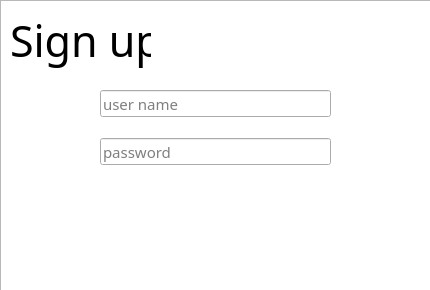
Above: 003_qt_loginInterface_test/src/signup.ui from aben20807/Qt_projects before the change. Below: the same form after it.
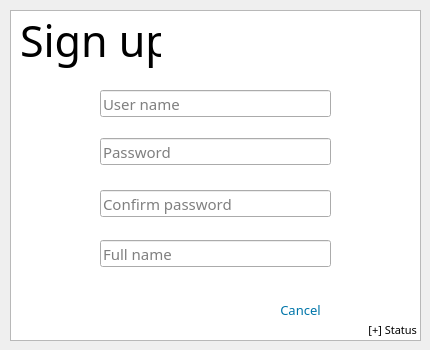
That is the form after the change. Icons and pictures are not drawn.

Patch:
```diff
--- a/003_qt_loginInterface_test/src/signup.ui
+++ b/003_qt_loginInterface_test/src/signup.ui
@@ -7,7 +7,7 @@
     <x>0</x>
     <y>0</y>
     <width>430</width>
-    <height>290</height>
+    <height>350</height>
    </rect>
   </property>
   <property name="windowTitle">
@@ -16,7 +16,7 @@
   <widget class="QLabel" name="label_logo">
    <property name="geometry">
     <rect>
-     <x>10</x>
+     <x>20</x>
      <y>10</y>
      <width>141</width>
      <height>61</height>
@@ -41,7 +41,7 @@
    <property name="geometry">
     <rect>
      <x>100</x>
-     <y>190</y>
+     <y>290</y>
      <width>75</width>
      <height>31</height>
     </rect>
@@ -94,7 +94,7 @@
     <enum>QLineEdit::Password</enum>
    </property>
    <property name="placeholderText">
-    <string>password</string>
+    <string>Password</string>
    </property>
   </widget>
   <widget class="QLineEdit" name="lE_userName">
@@ -113,27 +113,125 @@
     </font>
    </property>
    <property name="placeholderText">
-    <string>user name</string>
+    <string>User name</string>
    </property>
   </widget>
   <widget class="QGraphicsView" name="graphicsView">
    <property name="geometry">
     <rect>
-     <x>0</x>
-     <y>0</y>
-     <width>431</width>
-     <height>291</height>
+     <x>10</x>
+     <y>10</y>
+     <width>411</width>
+     <height>331</height>
     </rect>
    </property>
    <property name="cursor" stdset="0">
     <cursorShape>ArrowCursor</cursorShape>
    </property>
   </widget>
+  <widget class="QLineEdit" name="lE_password_conf">
+   <property name="geometry">
+    <rect>
+     <x>100</x>
+     <y>190</y>
+     <width>231</width>
+     <height>27</height>
+    </rect>
+   </property>
+   <property name="font">
+    <font>
+     <family>Noto Sans T Chinese Medium</family>
+     <pointsize>11</pointsize>
+    </font>
+   </property>
+   <property name="echoMode">
+    <enum>QLineEdit::Password</enum>
+   </property>
+   <property name="placeholderText">
+    <string>Confirm password</string>
+   </property>
+  </widget>
+  <widget class="QLineEdit" name="lE_fullName">
+   <property name="geometry">
+    <rect>
+     <x>100</x>
+     <y>240</y>
+     <width>231</width>
+     <height>27</height>
+    </rect>
+   </property>
+   <property name="font">
+    <font>
+     <family>Noto Sans T Chinese Medium</family>
+     <pointsize>11</pointsize>
+    </font>
+   </property>
+   <property name="placeholderText">
+    <string>Full name</string>
+   </property>
+  </widget>
+  <widget class="QPushButton" name="btn_cancel">
+   <property name="geometry">
+    <rect>
+     <x>270</x>
+     <y>300</y>
+     <width>61</width>
+     <height>20</height>
+    </rect>
+   </property>
+   <property name="font">
+    <font>
+     <family>Noto Sans T Chinese Medium</family>
+     <pointsize>10</pointsize>
+    </font>
+   </property>
+   <property name="cursor">
+    <cursorShape>PointingHandCursor</cursorShape>
+   </property>
+   <property name="styleSheet">
+    <string notr="true">#btn_cancel {
+	color: rgb(0, 117, 169);
+background-color: transparent;
+background: none;
+border: none;
+background-repeat: none;
+}</string>
+   </property>
+   <property name="text">
+    <string>Cancel</string>
+   </property>
+  </widget>
+  <widget class="QLabel" name="label_status">
+   <property name="geometry">
+    <rect>
+     <x>306</x>
+     <y>309</y>
+     <width>111</width>
+     <height>41</height>
+    </rect>
+   </property>
+   <property name="font">
+    <font>
+     <family>Noto Sans T Chinese Medium</family>
+     <pointsize>8</pointsize>
+    </font>
+   </property>
+   <property name="text">
+    <string>[+] Status</string>
+   </property>
+   <property name="alignment">
+    <set>Qt::AlignRight|Qt::AlignTrailing|Qt::AlignVCenter</set>
+   </property>
+  </widget>
   <zorder>graphicsView</zorder>
   <zorder>label_logo</zorder>
   <zorder>btn_signUp_conf</zorder>
   <zorder>lE_password</zorder>
   <zorder>lE_userName</zorder>
+  <zorder>lE_password_conf</zorder>
+  <zorder>lE_fullName</zorder>
+  <zorder>btn_cancel</zorder>
+  <zorder>label_status</zorder>
  </widget>
  <resources/>
  <connections/>
```
